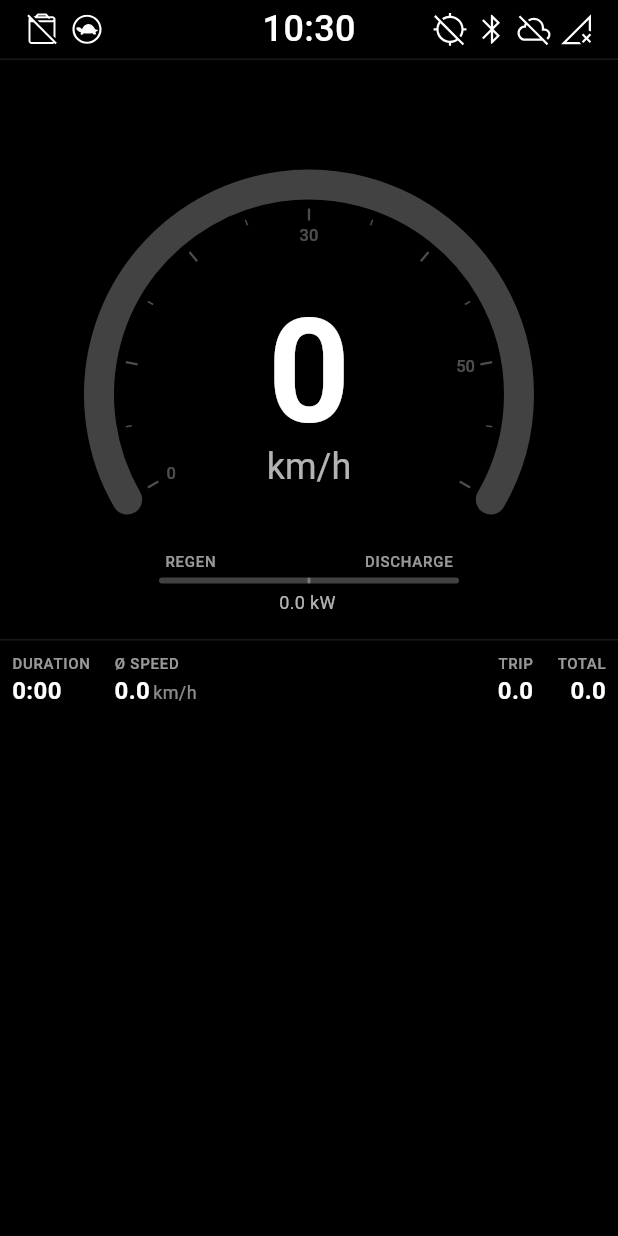
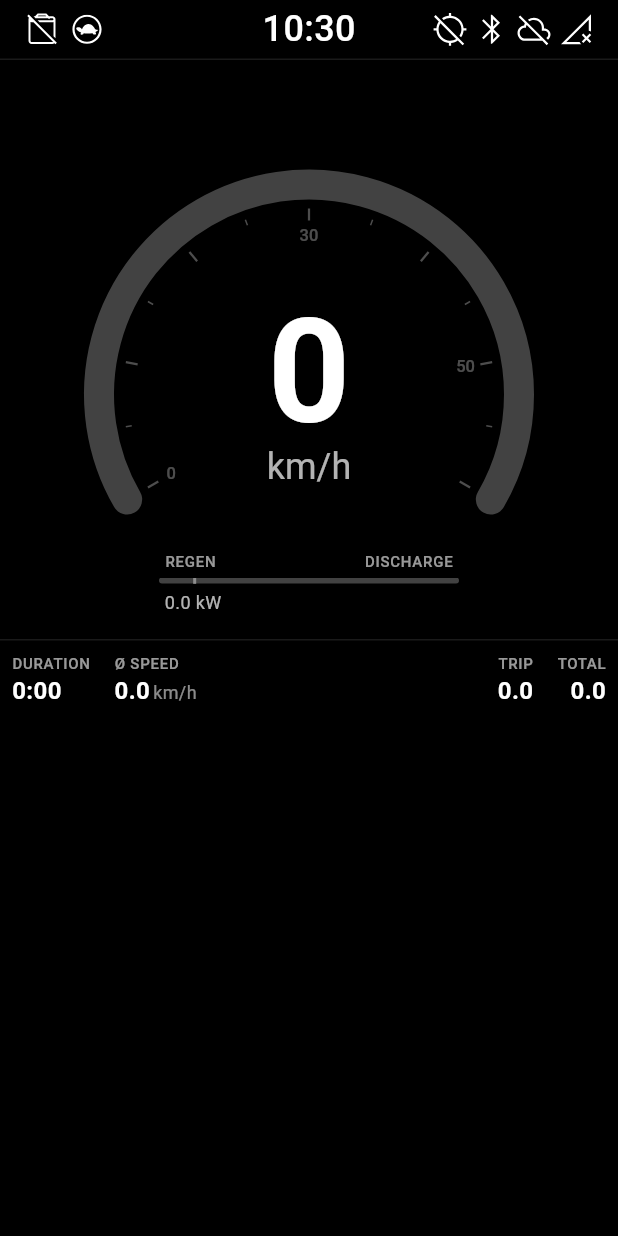
Before and after one commit to ligustah/scootui, a Flutter app: the screen it shows after launch, on a phone screen of 412 x 824 dp. Run offline on Flutter 3.47's test engine with Material 3 defaults, Android fonts, the phone set to English and light mode, and no system bars; drawn by our look-alikes of oktoast; our stand-ins replace dio, equatable, flutter_bloc, flutter_map, flutter_svg, freezed_annotation and 4 more; missing offline and left inert: analyzer, build, flutter_map_animations, google_polyline_algorithm, mbtiles, rbush and 5 more.

Commit message:
feat: redesign power display with accurate motor controller specs
- Update power ranges to match real motor controller: 0.54kW regen, 4kW discharge
- Implement asymmetric bar layout with 11.9% regen, 88.1% discharge sections
- Reposition zero marker to actual zero point instead of center
- Adjust power value label positioning for asymmetric layout
- Change colors to green for regen, blue for discharge

```diff
--- a/lib/widgets/power/power_display.dart
+++ b/lib/widgets/power/power_display.dart
@@ -10,7 +10,7 @@ class PowerDisplay extends StatefulWidget {
   const PowerDisplay({
     super.key,
     required this.powerOutput,
-    this.maxRegenPower = 1.0, // 1kW max regen
+    this.maxRegenPower = 0.54, // 0.54kW max regen (10A × 54V)
     this.maxDischargePower = 4.0, // 4kW max discharge
   });
 
@@ -123,20 +123,31 @@ class _PowerDisplayState extends State<PowerDisplay> with SingleTickerProviderSt
               child: LayoutBuilder(
                 builder: (context, constraints) {
                   final totalWidth = constraints.maxWidth;
-                  final barWidth = totalWidth * progress * 0.5; // Half width for each direction
+
+                  // Calculate asymmetric layout: regen gets 11.9%, discharge gets 88.1%
+                  final totalPower = widget.maxRegenPower + widget.maxDischargePower;
+                  final regenWidth = totalWidth * (widget.maxRegenPower / totalPower);
+                  final dischargeWidth = totalWidth * (widget.maxDischargePower / totalPower);
+                  final zeroPoint = regenWidth; // Zero point is at end of regen section
+
+                  // Calculate actual bar width based on power direction and magnitude
+                  final barWidth = isRegenerating
+                      ? regenWidth * progress  // Regen: grows leftward from zero point
+                      : dischargeWidth * progress; // Discharge: grows rightward from zero point
+
                   final midThreshold = 0.15;
 
                   // Calculate position for the power value label
                   double labelPosition;
                   if (powerKW.abs() <= midThreshold) {
-                    // When power is close to zero, center the label
-                    labelPosition = (totalWidth / 2) - barWidth - 20; // Half of approximate label width
+                    // When power is close to zero, position near zero point
+                    labelPosition = zeroPoint - 20; // Center around zero point
                   } else if (isRegenerating) {
                     // For regenerating, position label at the left edge of the bar
-                    labelPosition = (totalWidth / 2) - barWidth - 20;
+                    labelPosition = (zeroPoint - barWidth) - 20;
                   } else {
                     // For discharging, position label at the right edge of the bar
-                    labelPosition = (totalWidth / 2) + barWidth - 20; // 40 is approximate label width
+                    labelPosition = (zeroPoint + barWidth) - 20;
                   }
 
                   return Stack(
@@ -166,26 +177,29 @@ class _PowerDisplayState extends State<PowerDisplay> with SingleTickerProviderSt
                               AnimatedPositioned(
                                 duration: const Duration(milliseconds: 300),
                                 curve: Curves.easeOutCubic,
-                                left: isRegenerating ? (totalWidth / 2) - barWidth : totalWidth / 2,
+                                left: isRegenerating ? zeroPoint - barWidth : zeroPoint,
                                 child: AnimatedContainer(
                                   duration: const Duration(milliseconds: 300),
                                   curve: Curves.easeOutCubic,
                                   height: 4,
                                   width: barWidth,
                                   decoration: BoxDecoration(
-                                    color: isRegenerating ? Colors.red : Colors.blue,
+                                    color: isRegenerating ? Colors.green.shade600 : Colors.blue.shade600,
                                     borderRadius: BorderRadius.circular(2),
                                   ),
                                 ),
                               ),
 
-                              // Center marker
-                              Container(
-                                width: 2,
-                                height: 8,
-                                decoration: BoxDecoration(
-                                  color: isDark ? Colors.white30 : Colors.black26,
-                                  borderRadius: BorderRadius.circular(1),
+                              // Zero marker (positioned at zero point, not center)
+                              Positioned(
+                                left: zeroPoint - 1, // Center the 2px wide marker
+                                child: Container(
+                                  width: 2,
+                                  height: 8,
+                                  decoration: BoxDecoration(
+                                    color: isDark ? Colors.white.withOpacity(0.4) : Colors.black.withOpacity(0.38), // Slightly more prominent
+                                    borderRadius: BorderRadius.circular(1),
+                                  ),
                                 ),
                               ),
                             ],
```
